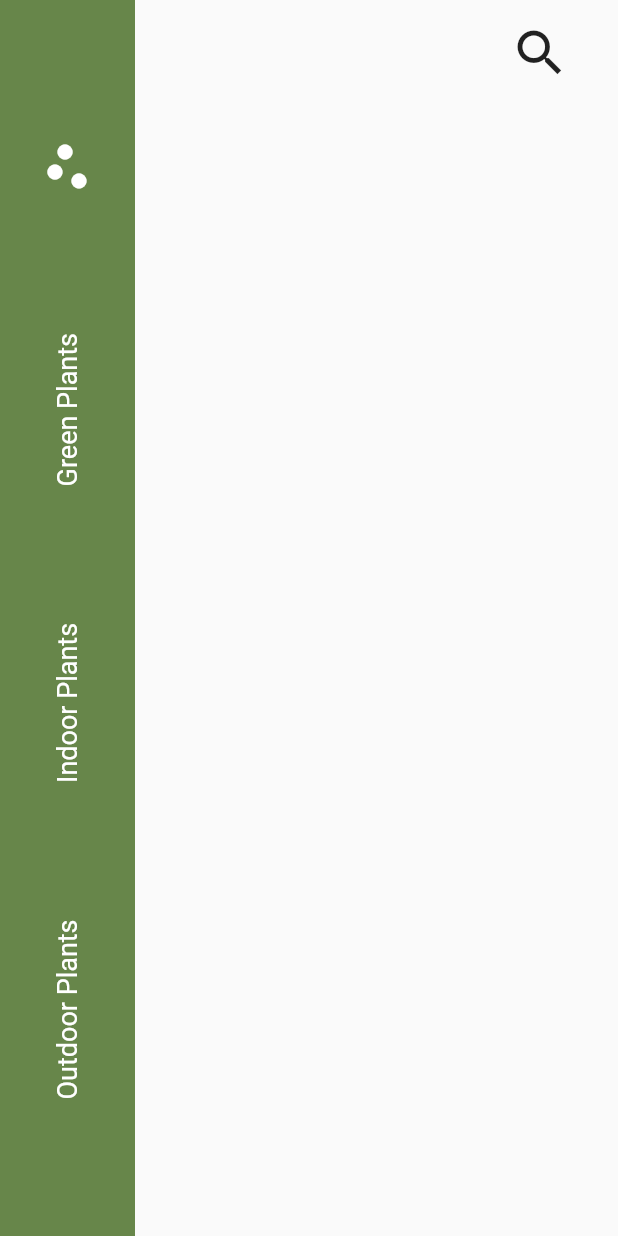
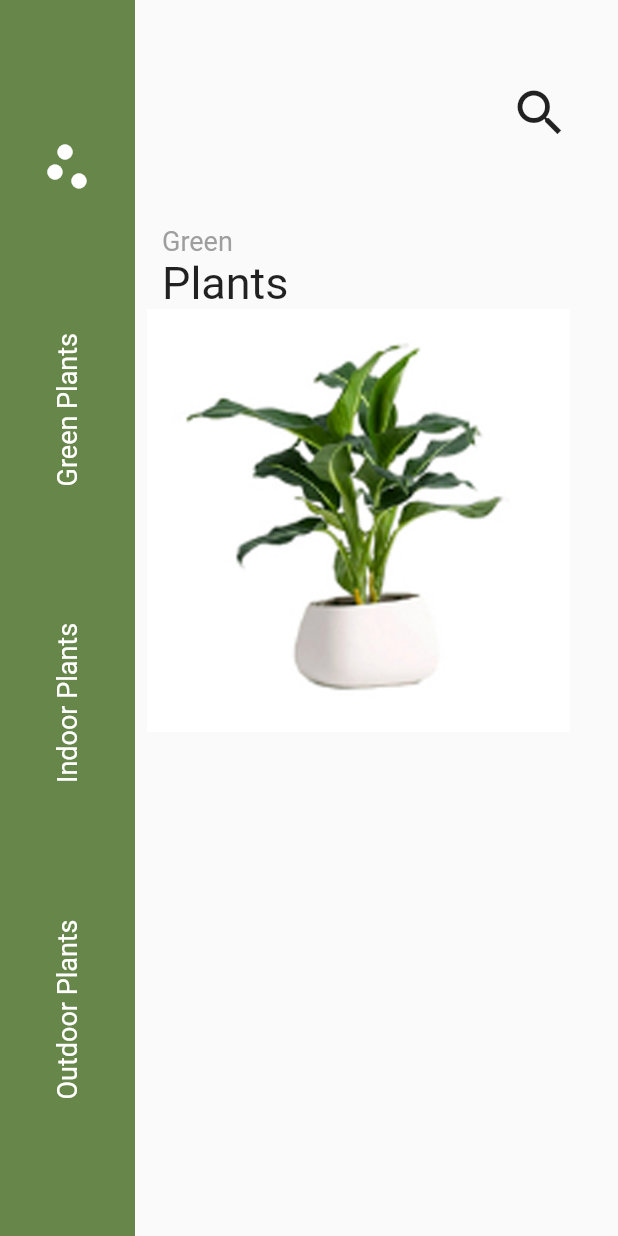
Before and after one commit to AbdullahButt2611/Plant_App, a Flutter app: the screen it shows after launch, on a phone screen of 412 x 824 dp. Run offline on Flutter 3.47's test engine with Material 2 defaults, Android fonts, the phone set to English and light mode, and no system bars.

Commit message:
Images Added on the main screen

```diff
--- a/plant_app/lib/homescreen.dart
+++ b/plant_app/lib/homescreen.dart
@@ -1,8 +1,9 @@
-// ignore_for_file: prefer_const_constructors
+// ignore_for_file: prefer_const_constructors, prefer_const_literals_to_create_immutables
 
 import 'package:flutter/material.dart';
 import 'package:flutter/src/widgets/container.dart';
 import 'package:flutter/src/widgets/framework.dart';
+import 'package:plant_app/productlist.dart';
 
 class HomeScreen extends StatefulWidget {
   const HomeScreen({super.key});
@@ -68,7 +69,7 @@ class _HomeScreenState extends State<HomeScreen> {
               Row(
                 children: [
 
-                  SizedBox(height: 70,),
+                  SizedBox(height: 150,),  //70 By Default
 
                   Padding(
                     padding: const EdgeInsets.all(8.0),
@@ -82,6 +83,35 @@ class _HomeScreenState extends State<HomeScreen> {
                 ],
               ),
 
+              Container(
+                padding: EdgeInsets.only(left: 10),
+                width: MediaQuery.of(context).size.width - 130,
+                alignment: Alignment.centerLeft,
+                child: Column(
+                  mainAxisAlignment: MainAxisAlignment.start,
+                  crossAxisAlignment: CrossAxisAlignment.start,
+                  children: [
+
+                    Text(
+                      "Green",
+                      style: TextStyle(
+                        color: Colors.grey,
+                        fontSize: 18,
+                      ),
+                    ),
+
+                    Text(
+                      "Plants",
+                      style: TextStyle(
+                        fontSize: 30,
+                      ),
+                    ),
+                  ],
+                ),
+              ),
+
+              ProductList(),
+
             ],
           ),
 
--- /dev/null
+++ b/plant_app/lib/productlist.dart
@@ -0,0 +1,25 @@
+// ignore_for_file: prefer_const_literals_to_create_immutables
+
+import 'package:flutter/cupertino.dart';
+import 'package:flutter/src/widgets/container.dart';
+import 'package:flutter/src/widgets/framework.dart';
+
+class ProductList extends StatelessWidget {
+  const ProductList({super.key});
+
+  @override
+  Widget build(BuildContext context) {
+    return Container(
+      width: MediaQuery.of(context).size.width - 130,
+      child: Column(
+        children: [
+          Image.asset(
+            "assets/plant1.png",
+            fit: BoxFit.contain,
+          )
+        ],
+      ),
+
+    );
+  }
+}
--- a/plant_app/pubspec.yaml
+++ b/plant_app/pubspec.yaml
@@ -60,8 +60,8 @@ flutter:
   uses-material-design: true
 
   # To add assets to your application, add an assets section, like this:
-  # assets:
-  #   - images/a_dot_burr.jpeg
+  assets:
+    - assets/
   #   - images/a_dot_ham.jpeg
 
   # An image asset can refer to one or more resolution-specific "variants", see
```
Also changed, not shown: plant_app/assets/pant2.png (added), plant_app/assets/plant1.png (added).
